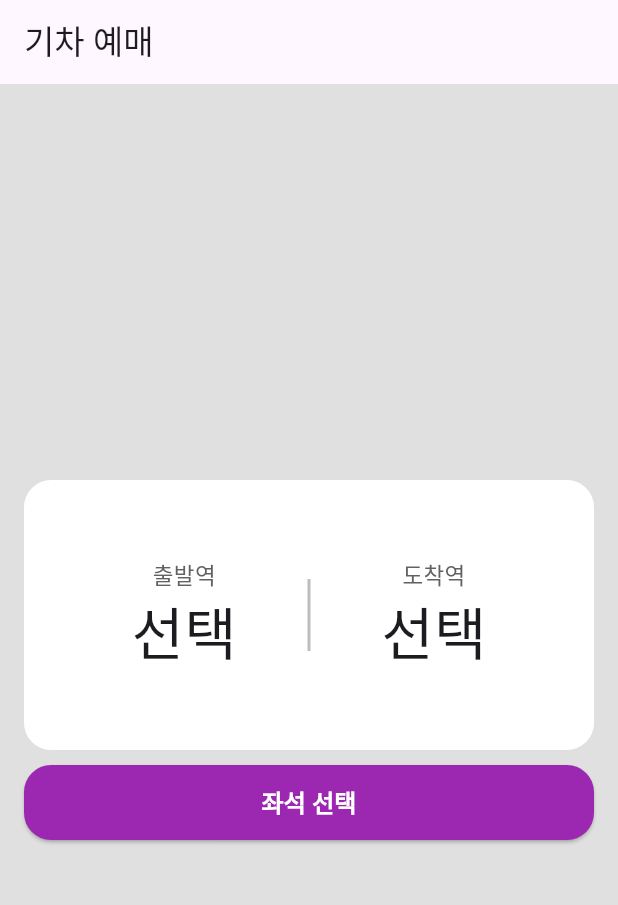
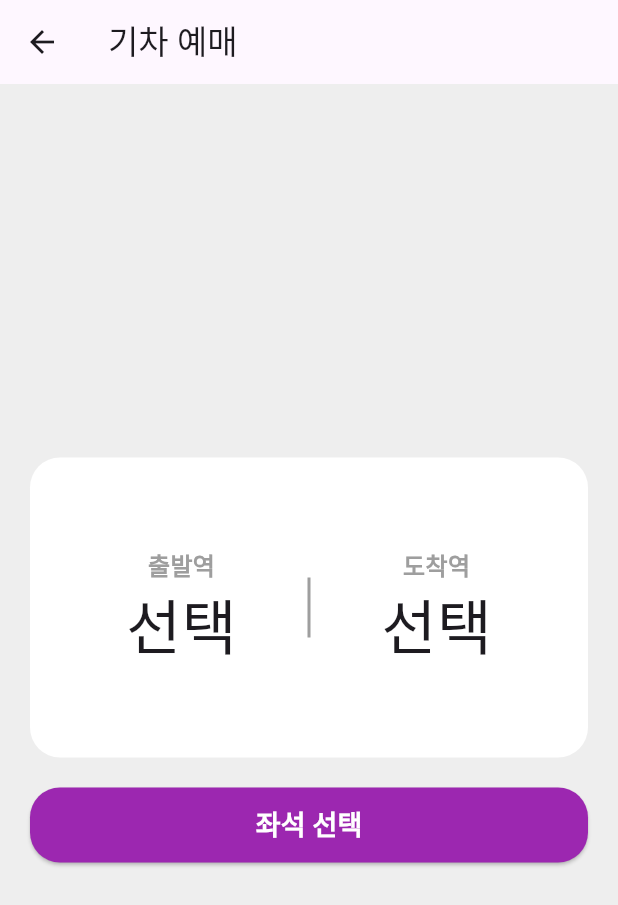
Before and after one commit to rockocell/flutter-personal-train, a Flutter app: the HomePage screen opened directly, on a phone screen of 412 x 824 dp. Shown: the top 905 px of the screen. Run offline on Flutter 3.47's test engine with Material 3 defaults, Android fonts, the phone set to English and light mode, and no system bars.

Commit message:
design: 기존 레이아웃 UI 디자인 명세 따라 수정

```diff
--- a/lib/home_page.dart
+++ b/lib/home_page.dart
@@ -4,20 +4,22 @@ class HomePage extends StatelessWidget {
   @override
   Widget build(Object context) {
     return Scaffold(
-      backgroundColor: Colors.grey[300],
+      backgroundColor: Colors.grey[200],
       appBar: AppBar(title: Text('기차 예매')),
 
       body: Padding(
-        padding: const EdgeInsets.symmetric(horizontal: 16),
+        padding: const EdgeInsets.symmetric(horizontal: 20),
         child: Column(
           mainAxisAlignment: MainAxisAlignment.center,
+
+          crossAxisAlignment: CrossAxisAlignment.center,
           children: [
             Container(
               width: double.infinity,
-              height: 180,
+              height: 200,
               decoration: BoxDecoration(
                 color: Colors.white,
-                borderRadius: BorderRadius.circular(18),
+                borderRadius: BorderRadius.circular(20),
               ),
               child: Row(
                 mainAxisAlignment: MainAxisAlignment.center,
@@ -25,19 +27,15 @@ class HomePage extends StatelessWidget {
                   selectStation('출발역'),
                   SizedBox(width: 40),
                   SizedBox(
-                    height: 48,
-
-                    child: VerticalDivider(
-                      color: Colors.black26,
-                      thickness: 2.0,
-                    ),
+                    height: 40,
+                    child: VerticalDivider(color: Colors.grey, thickness: 2.0),
                   ),
                   SizedBox(width: 40),
                   selectStation('도착역'),
                 ],
               ),
             ),
-            SizedBox(height: 10),
+            SizedBox(height: 20),
             SizedBox(
               width: double.infinity,
               height: 50,
@@ -46,14 +44,14 @@ class HomePage extends StatelessWidget {
                 style: ElevatedButton.styleFrom(
                   backgroundColor: Colors.purple,
                   shape: RoundedRectangleBorder(
-                    borderRadius: BorderRadius.circular(18),
+                    borderRadius: BorderRadius.circular(20),
                   ),
                 ),
                 child: Text(
                   '좌석 선택',
                   style: TextStyle(
                     color: Colors.white,
-                    fontSize: 16,
+                    fontSize: 18,
                     fontWeight: FontWeight.bold,
                   ),
                 ),
@@ -69,8 +67,15 @@ class HomePage extends StatelessWidget {
     return Column(
       mainAxisAlignment: MainAxisAlignment.center,
       children: [
-        Text(string, style: TextStyle(fontSize: 15, color: Colors.grey[700])),
-        Text('선택', style: TextStyle(fontSize: 38)),
+        Text(
+          string,
+          style: TextStyle(
+            fontSize: 16,
+            color: Colors.grey,
+            fontWeight: FontWeight.bold,
+          ),
+        ),
+        Text('선택', style: TextStyle(fontSize: 40)),
       ],
     );
   }
```
Also changed, not shown: lib/main.dart (+5 -2 lines), lib/seat_page.dart (+21 -1 lines), lib/station_list_page.dart (+15 -7 lines).
